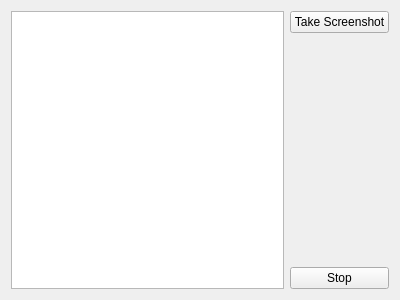
mne-tools/mne-cpp, file applications/mne_x/plugins/tmsi/FormFiles/tmsiimpedancewidget.ui: the form before one commit.
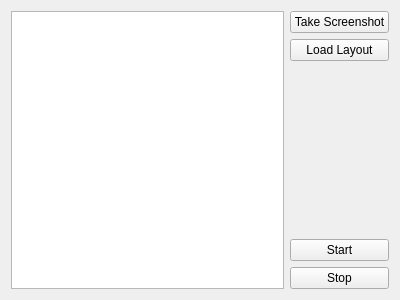
The form after the commit.

```diff
--- a/applications/mne_x/plugins/tmsi/FormFiles/tmsiimpedancewidget.ui
+++ b/applications/mne_x/plugins/tmsi/FormFiles/tmsiimpedancewidget.ui
@@ -21,16 +21,30 @@
      </property>
     </widget>
    </item>
-   <item row="0" column="0" rowspan="3">
+   <item row="0" column="0" rowspan="5">
     <widget class="QGraphicsView" name="m_graphicsView_impedanceView"/>
    </item>
-   <item row="2" column="1">
+   <item row="4" column="1">
     <widget class="QPushButton" name="m_pushButton_stop">
      <property name="text">
       <string>Stop</string>
      </property>
     </widget>
    </item>
+   <item row="3" column="1">
+    <widget class="QPushButton" name="m_pushButton_start">
+     <property name="text">
+      <string>Start</string>
+     </property>
+    </widget>
+   </item>
+   <item row="1" column="1">
+    <widget class="QPushButton" name="m_pushButton_loadLayout">
+     <property name="text">
+      <string>Load Layout</string>
+     </property>
+    </widget>
+   </item>
   </layout>
  </widget>
  <resources/>
```
